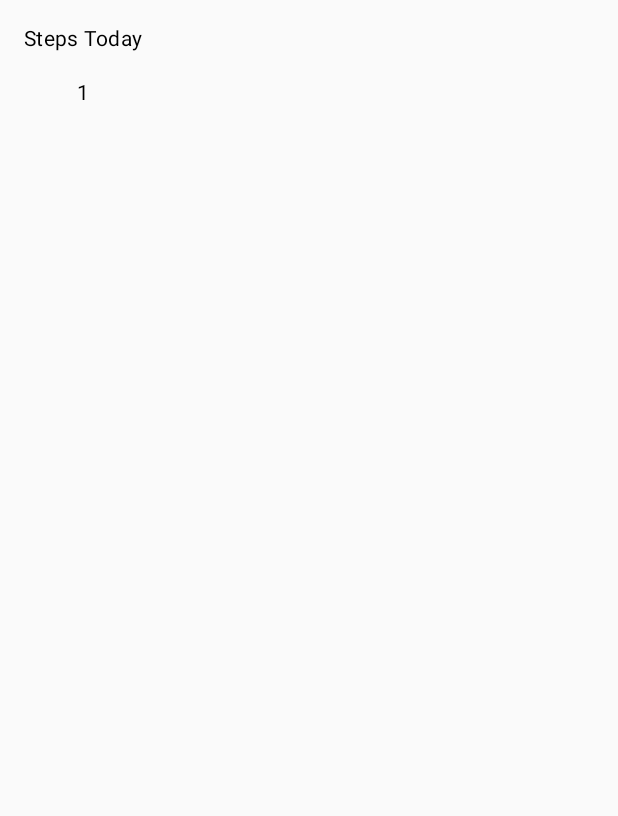
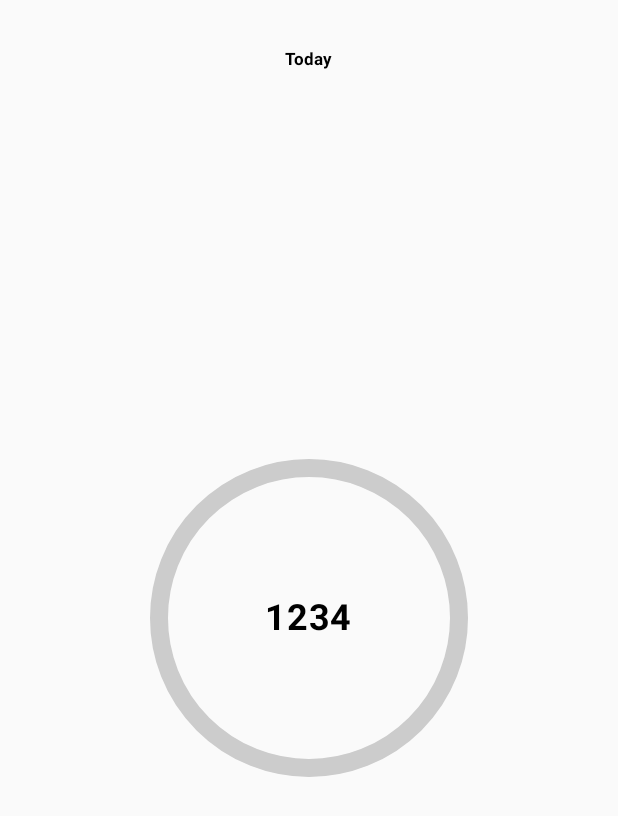
Before and after one commit to AhmadIzaz/FitnessTrackerJetpackCompose, an Android app built with Jetpack Compose: the screen it shows after launch (MainActivity), on a phone screen of 412 x 824 dp. Before the commit the part shown is almost empty. Shown: the top 816 px of the screen. Run offline under Robolectric (Android 15) with nearby library versions, the phone set to English and light mode, and no system bars.

Commit message:
Creating the step counter UI

```diff
--- /dev/null
+++ b/app/src/main/java/com/example/fitnesstrackerjetpackcompose/presentation/ui/composables/StepCounterWidget.kt
@@ -0,0 +1,54 @@
+package com.example.fitnesstrackerjetpackcompose.presentation.ui.composables
+
+import androidx.compose.foundation.Canvas
+import androidx.compose.foundation.layout.Box
+import androidx.compose.foundation.layout.fillMaxSize
+import androidx.compose.foundation.layout.padding
+import androidx.compose.foundation.layout.size
+import androidx.compose.material3.MaterialTheme
+import androidx.compose.material3.Text
+import androidx.compose.runtime.Composable
+import androidx.compose.ui.Alignment
+import androidx.compose.ui.Modifier
+import androidx.compose.ui.graphics.Color
+import androidx.compose.ui.graphics.drawscope.Stroke
+import androidx.compose.ui.text.font.FontWeight
+import androidx.compose.ui.tooling.preview.Preview
+import androidx.compose.ui.unit.dp
+import androidx.compose.ui.unit.sp
+
+@Composable
+fun StepCounterWidget(stepCount: Int) {
+    Box(modifier = Modifier.fillMaxSize(), contentAlignment = Alignment.Center) {
+        // "Today" label outside and above the circle
+        Text(
+            text = "Today",
+            style = MaterialTheme.typography.labelSmall.copy(fontWeight = FontWeight.Bold),
+            modifier = Modifier.align(Alignment.TopCenter).padding(top = 32.dp)
+        )
+        // Box to contain the circle and step count
+        Box(contentAlignment = Alignment.Center, modifier = Modifier.size(200.dp)) {
+            Canvas(modifier = Modifier.matchParentSize()) {
+                drawCircle(
+                    color = Color.LightGray,
+                    radius = size.minDimension / 2,
+                    style = Stroke(width = 12.dp.toPx())
+                )
+            }
+            // Step count text inside the circle
+            Text(
+                text = "$stepCount",
+                fontSize = 24.sp,
+                fontWeight = FontWeight.Bold
+            )
+        }
+    }
+}
+
+@Preview(showBackground = true)
+@Composable
+fun PreviewStepCounterWidget() {
+    MaterialTheme {
+        StepCounterWidget(stepCount = 1234)
+    }
+}
--- a/app/src/main/java/com/example/fitnesstrackerjetpackcompose/presentation/ui/screen/main/MainScreen.kt
+++ b/app/src/main/java/com/example/fitnesstrackerjetpackcompose/presentation/ui/screen/main/MainScreen.kt
@@ -11,12 +11,14 @@ import androidx.compose.ui.Alignment
 import androidx.compose.ui.Modifier
 import androidx.compose.ui.unit.dp
 import androidx.navigation.NavHostController
+import com.example.fitnesstrackerjetpackcompose.presentation.ui.composables.StepCounterWidget
 
 @Composable
 fun MainScreen(navigationController: NavHostController ,stepCount: Int) {
-    Column(modifier = Modifier.padding(16.dp), horizontalAlignment = Alignment.CenterHorizontally) {
+    /*Column(modifier = Modifier.padding(16.dp), horizontalAlignment = Alignment.CenterHorizontally) {
         Text(text = "Steps Today", style = MaterialTheme.typography.bodyMedium)
         Spacer(modifier = Modifier.height(16.dp))
         Text("$stepCount", style = MaterialTheme.typography.bodyMedium)
-    }
+    }*/
+    StepCounterWidget(stepCount = 1234)
 }
```
